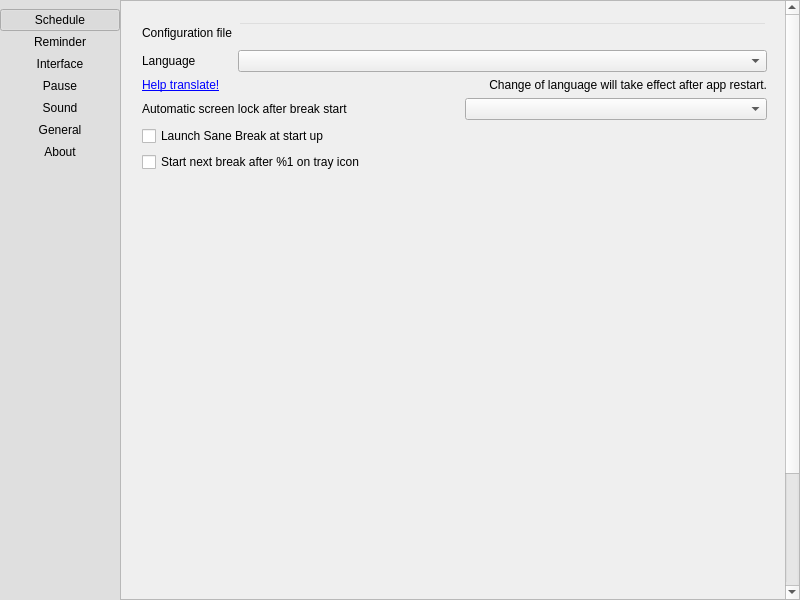
This is src/app/pref-window.ui in AllanChain/sane-break as Qt 5 draws it before an edit. The edited form follows.
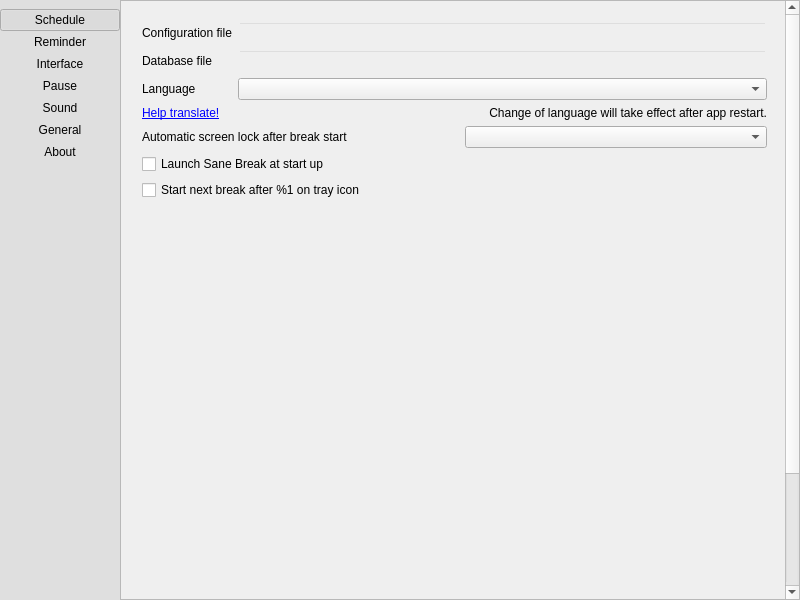
This is the edited form. The open tabs and pages were chosen to show the change. Icons and pictures are not drawn. Custom widgets are drawn as their Qt base class.

Commit message: show database file location in preference window

Diff of the .ui file:
```diff
--- a/src/app/pref-window.ui
+++ b/src/app/pref-window.ui
@@ -1392,23 +1392,13 @@
            <layout class="QVBoxLayout" name="verticalLayout_7">
             <item>
              <layout class="QGridLayout" name="gridLayout_4">
-              <item row="1" column="1">
-               <widget class="LanguageSelect" name="languageSelect"/>
-              </item>
-              <item row="1" column="0">
+              <item row="2" column="0">
                <widget class="QLabel" name="languageLabel">
                 <property name="text">
                  <string>Language</string>
                 </property>
                </widget>
               </item>
-              <item row="0" column="0">
-               <widget class="QLabel" name="label_18">
-                <property name="text">
-                 <string>Configuration file</string>
-                </property>
-               </widget>
-              </item>
               <item row="0" column="1">
                <widget class="QLineEdit" name="configFile">
                 <property name="styleSheet">
@@ -1422,6 +1412,26 @@
                </widget>
               </item>
               <item row="2" column="1">
+               <widget class="LanguageSelect" name="languageSelect"/>
+              </item>
+              <item row="0" column="0">
+               <widget class="QLabel" name="label_18">
+                <property name="text">
+                 <string>Configuration file</string>
+                </property>
+               </widget>
+              </item>
+              <item row="3" column="0" alignment="Qt::AlignmentFlag::AlignTop">
+               <widget class="QLabel" name="languageLink">
+                <property name="text">
+                 <string>&lt;a href=&quot;https://hosted.weblate.org/engage/sane-break/&quot;&gt;Help translate!&lt;/a&gt;</string>
+                </property>
+                <property name="openExternalLinks">
+                 <bool>true</bool>
+                </property>
+               </widget>
+              </item>
+              <item row="3" column="1">
                <widget class="QLabel" name="languageHint">
                 <property name="text">
                  <string>Change of language will take effect after app restart.</string>
@@ -1434,12 +1444,21 @@
                 </property>
                </widget>
               </item>
-              <item row="2" column="0" alignment="Qt::AlignmentFlag::AlignTop">
-               <widget class="QLabel" name="languageLink">
+              <item row="1" column="0">
+               <widget class="QLabel" name="label_31">
                 <property name="text">
-                 <string>&lt;a href=&quot;https://hosted.weblate.org/engage/sane-break/&quot;&gt;Help translate!&lt;/a&gt;</string>
+                 <string>Database file</string>
                 </property>
-                <property name="openExternalLinks">
+               </widget>
+              </item>
+              <item row="1" column="1">
+               <widget class="QLineEdit" name="dbFile">
+                <property name="styleSheet">
+                 <string notr="true">QLineEdit {
+  background: transparent;
+}</string>
+                </property>
+                <property name="readOnly">
                  <bool>true</bool>
                 </property>
                </widget>
```
The commit also changes 12 other files.
